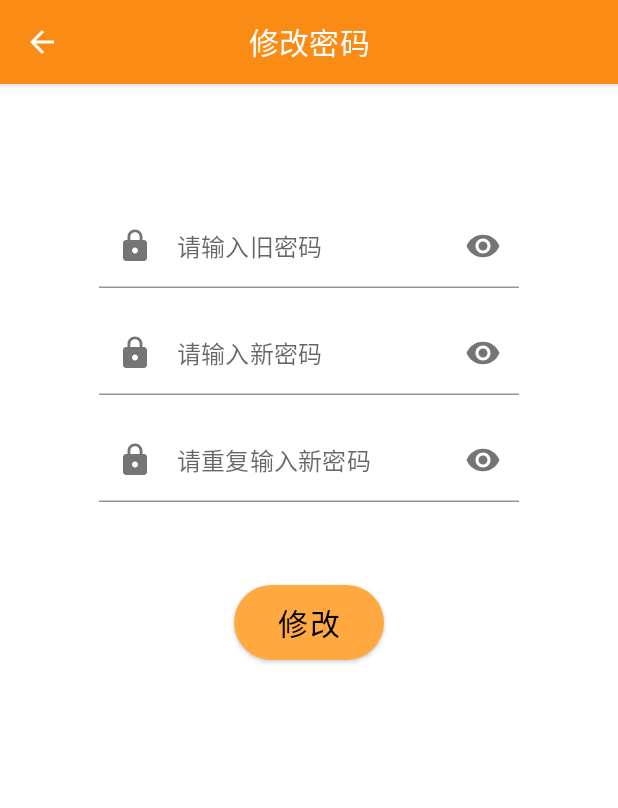
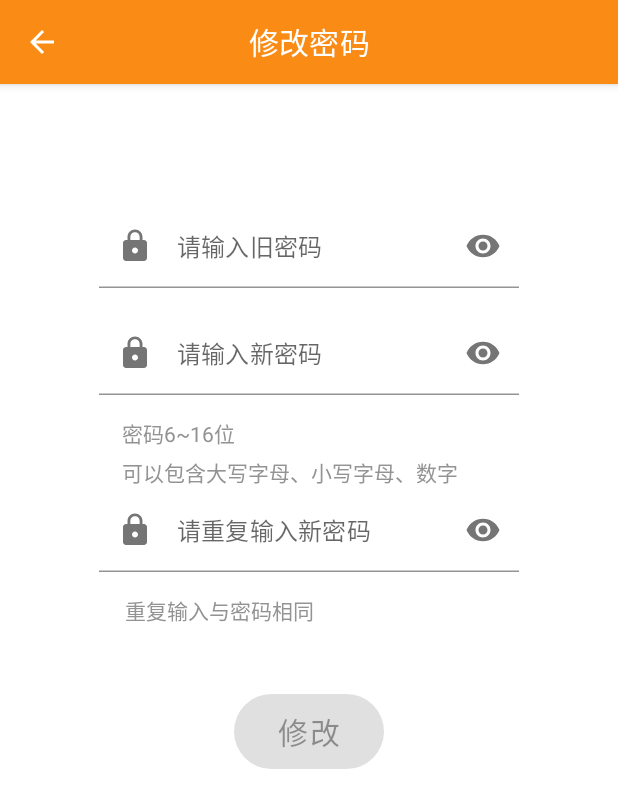
Before and after one commit to crepusculumx/TicketExtractionApp, an Android app built with Jetpack Compose: the ChangePasswordActivity screen opened directly, with no data from a screen before it, on a phone screen of 412 x 824 dp. Shown: the top 808 px of the screen. Run offline under Robolectric (Android 15) with nearby library versions, the phone set to English and light mode, and no system bars; network calls fail.

Commit message:
Under developing

```diff
--- a/app/src/main/java/com/bupt/ticketextraction/email/SendEmailActivity.kt
+++ b/app/src/main/java/com/bupt/ticketextraction/email/SendEmailActivity.kt
@@ -99,6 +99,7 @@ class SendEmailActivity : TwoStepsActivity(), CoroutineScope by MainScope() {
         }
     }
 
+    @OptIn(ExperimentalMaterialApi::class)
     @Composable
     override fun naviItem2() {
         val ch = Alignment.CenterHorizontally
@@ -132,7 +133,7 @@ class SendEmailActivity : TwoStepsActivity(), CoroutineScope by MainScope() {
                     }
                 }
             }
-            RoundedCornerButton("发送", Modifier.align(ch)) {
+            RoundedCornerButton("发送", modifier = Modifier.align(ch)) {
                 // TODO: 2022/1/29
             }
         }
@@ -141,6 +142,7 @@ class SendEmailActivity : TwoStepsActivity(), CoroutineScope by MainScope() {
     @Composable
     override fun content() {
 //        TODO("Not yet implemented")
+
     }
 
     override fun onDestroy() {
--- a/app/src/main/java/com/bupt/ticketextraction/settings/ChangePasswordActivity.kt
+++ b/app/src/main/java/com/bupt/ticketextraction/settings/ChangePasswordActivity.kt
@@ -24,6 +24,7 @@ import androidx.compose.ui.Modifier
 import androidx.compose.ui.unit.dp
 import com.bupt.ticketextraction.network.changePwd
 import com.bupt.ticketextraction.ui.compose.*
+import com.bupt.ticketextraction.utils.passwordPattern
 import kotlinx.coroutines.*
 
 /**
@@ -45,26 +46,47 @@ class ChangePasswordActivity : ComponentActivity(), CoroutineScope by MainScope(
                         var oldPassword by remember { mutableStateOf("") }
                         var newPassword by remember { mutableStateOf("") }
                         var newRePassword by remember { mutableStateOf("") }
+                        var isOldValid by remember { mutableStateOf(false) }
+                        var isNewValid by remember { mutableStateOf(false) }
+                        var isNewReValid by remember { mutableStateOf(false) }
                         // 旧密码
                         PasswordTextField(
                             password = oldPassword,
                             placeholder = "请输入旧密码",
-                            onValueChange = { oldPassword = it }
+                            onValueChange = {
+                                oldPassword = it
+                                isOldValid = LoginActivity.curPassword == oldPassword
+                            }
                         )
                         // 新密码
                         PasswordTextField(
                             password = newPassword,
                             placeholder = "请输入新密码",
-                            onValueChange = { newPassword = it }
+                            onValueChange = {
+                                newPassword = it
+                                isNewValid = passwordPattern.matcher(it).matches()
+                            }
                         )
+                        // 密码提示
+                        PasswordInstruction()
                         // 重复新密码
                         PasswordTextField(
                             password = newRePassword,
                             placeholder = "请重复输入新密码",
-                            onValueChange = { newRePassword = it }
+                            onValueChange = {
+                                newRePassword = it
+                                isNewReValid = newPassword == newRePassword
+                            }
                         )
+                        // 重复密码提示
+                        RePasswordInstruction()
                         // 提交按钮
-                        RoundedCornerButton(text = "修改", modifier = Modifier.align(ch)) {
+                        RoundedCornerButton(
+                            text = "修改",
+                            // 三个都行才允许修改
+                            enabled = isOldValid and isNewValid and isNewReValid,
+                            modifier = Modifier.align(ch)
+                        ) {
                             launch {
                                 val deferred = async { changePwd(newPassword) }
                                 when (deferred.await()) {
--- a/app/src/main/java/com/bupt/ticketextraction/settings/ContactActivity.kt
+++ b/app/src/main/java/com/bupt/ticketextraction/settings/ContactActivity.kt
@@ -116,6 +116,7 @@ class ContactActivity : ComponentActivity() {
                                         contacts.add(curIndex, curContact!!)
                                         isChangeDialogShow = false
                                         Toast.makeText(this@ContactActivity, "${confirmText}成功", Toast.LENGTH_SHORT)
+                                            .show()
                                     }) { Text(confirmText) }
                                 },
                                 dismissButton = { TextButton(onClick = { isChangeDialogShow = false }) { Text("取消") } },
--- a/app/src/main/java/com/bupt/ticketextraction/ui/compose/CustomTextField.kt
+++ b/app/src/main/java/com/bupt/ticketextraction/ui/compose/CustomTextField.kt
@@ -7,6 +7,7 @@
  */
 package com.bupt.ticketextraction.ui.compose
 
+import androidx.compose.foundation.layout.Column
 import androidx.compose.foundation.layout.ColumnScope
 import androidx.compose.foundation.layout.padding
 import androidx.compose.foundation.text.KeyboardOptions
@@ -22,11 +23,15 @@ import androidx.compose.runtime.setValue
 import androidx.compose.ui.Alignment
 import androidx.compose.ui.Modifier
 import androidx.compose.ui.res.painterResource
+import androidx.compose.ui.semantics.error
+import androidx.compose.ui.semantics.semantics
 import androidx.compose.ui.text.input.KeyboardType
 import androidx.compose.ui.text.input.PasswordVisualTransformation
 import androidx.compose.ui.text.input.VisualTransformation
 import androidx.compose.ui.unit.dp
+import androidx.compose.ui.unit.sp
 import com.bupt.ticketextraction.R
+import com.bupt.ticketextraction.ui.theme.Gray5
 
 /**
  * 输入账号的TextField
@@ -39,12 +44,11 @@ fun ColumnScope.PhoneNumberTextField(
     phoneNumber: String,
     onValueChange: (String) -> Unit,
 ) {
-    // TODO: 2022/1/17 isError
     TextField(
         value = phoneNumber,
         onValueChange = { onValueChange(it) },
         // TextField设置居中
-        modifier = Modifier.align(Alignment.CenterHorizontally),
+        modifier = Modifier.align(Alignment.CenterHorizontally).semantics { error("test") },
         // 方形账户图案
         leadingIcon = {
             Icon(Icons.Filled.AccountBox, contentDescription = null)
@@ -78,7 +82,6 @@ fun ColumnScope.PasswordTextField(
 ) {
     var passwordHidden by rememberSaveable { mutableStateOf(true) }
     TextField(
-        // TODO: 2022/1/17 isError
         value = password,
         // 为了代码复用，必须把password传进来，又因为函数式编程，还得定义一个回调在外面修改ToT
         onValueChange = { onValueChange(it) },
@@ -93,12 +96,9 @@ fun ColumnScope.PasswordTextField(
             IconButton(onClick = { passwordHidden = !passwordHidden }) {
                 // 根据当前密码是否隐藏选择图片
                 val resId =
-                    if (passwordHidden)
-                        R.drawable.ic_baseline_visibility_24
-                    else R.drawable.ic_baseline_visibility_off_24
+                    if (passwordHidden) R.drawable.ic_baseline_visibility_24 else R.drawable.ic_baseline_visibility_off_24
                 // 根据当前密码是否隐藏选择提示
-                val description =
-                    if (passwordHidden) "展示密码" else "隐藏密码"
+                val description = if (passwordHidden) "展示密码" else "隐藏密码"
                 Icon(
                     painterResource(id = resId),
                     contentDescription = description
@@ -110,14 +110,29 @@ fun ColumnScope.PasswordTextField(
         // 无输入时的提示文本
         placeholder = { Text(placeholder) },
         // 密码是否隐藏
-        visualTransformation = if (passwordHidden)
-            PasswordVisualTransformation()
-        else VisualTransformation.None,
+        visualTransformation = if (passwordHidden) PasswordVisualTransformation() else VisualTransformation.None,
         // 输入类型设为密码
         keyboardOptions = KeyboardOptions(keyboardType = KeyboardType.Password),
         // 背景色设为白色
         colors = TextFieldDefaults.textFieldColors(backgroundColor = MaterialTheme.colors.background)
     )
+}
+
+@Composable
+fun ColumnScope.PasswordInstruction() {
+    val ch = Alignment.CenterHorizontally
+    Column(Modifier.align(ch).padding(end = 25.dp)) {
+        Text("密码6~16位", fontSize = 14.sp, color = Gray5, modifier = Modifier.padding(bottom = 5.dp))
+        Text("可以包含大写字母、小写字母、数字", fontSize = 14.sp, color = Gray5)
+    }
+}
+
+@Composable
+fun ColumnScope.RePasswordInstruction() {
+    val ch = Alignment.CenterHorizontally
+    Column(Modifier.align(ch).padding(end = 120.dp)) {
+        Text("重复输入与密码相同", fontSize = 14.sp, color = Gray5, modifier = Modifier.padding(bottom = 5.dp))
+    }
 }
 
 @Composable
--- a/app/src/main/java/com/bupt/ticketextraction/ui/compose/RoundedCornerButton.kt
+++ b/app/src/main/java/com/bupt/ticketextraction/ui/compose/RoundedCornerButton.kt
@@ -23,16 +23,19 @@ import androidx.compose.ui.unit.sp
  * 圆角带字的按钮
  *
  * @param text 按钮提示字符
+ * @param enabled 是否能被点击，默认可以
  * @param modifier 主要是为了让按钮居中
  * @param onClick 按钮的点击事件回调
  */
 @Composable
-fun RoundedCornerButton(text: String, modifier: Modifier, onClick: () -> Unit) {
+fun RoundedCornerButton(text: String, enabled: Boolean = true, modifier: Modifier, onClick: () -> Unit) {
     Button(
         onClick = { onClick() },
         modifier = modifier
             .padding(top = 40.dp)
             .size(width = 100.dp, height = 50.dp),
+        // 是否能被点击
+        enabled = enabled,
         // 来个圆角按钮
         shape = RoundedCornerShape(50),
         // 按钮背景颜色和主题背景颜色区分开，所以使用secondary
--- a/app/src/main/java/com/bupt/ticketextraction/ui/compose/TwoStepsActivity.kt
+++ b/app/src/main/java/com/bupt/ticketextraction/ui/compose/TwoStepsActivity.kt
@@ -47,7 +47,7 @@ abstract class TwoStepsActivity : ComponentActivity() {
 
     open var title = ""
 
-    open var naviButtonBottomPadding = 150.dp
+    open var naviButtonBottomPadding = 100.dp
 
     /**
      * 第一步操作的界面
```
Also changed, not shown: app/src/main/java/com/bupt/ticketextraction/main/MainActivity.kt (+14 -14 lines), app/src/main/java/com/bupt/ticketextraction/network/DownloadReceiver.kt (+0 -13 lines), app/src/main/java/com/bupt/ticketextraction/network/HttpUtils.kt (+11 -1 lines), app/src/main/java/com/bupt/ticketextraction/settings/LoginActivity.kt (+6 -1 lines), app/src/main/java/com/bupt/ticketextraction/settings/RegisterActivity.kt (+33 -7 lines), app/src/main/java/com/bupt/ticketextraction/settings/Settings.kt (+35 -7 lines), app/src/main/java/com/bupt/ticketextraction/utils/Constants.kt (+16 -0 lines).
